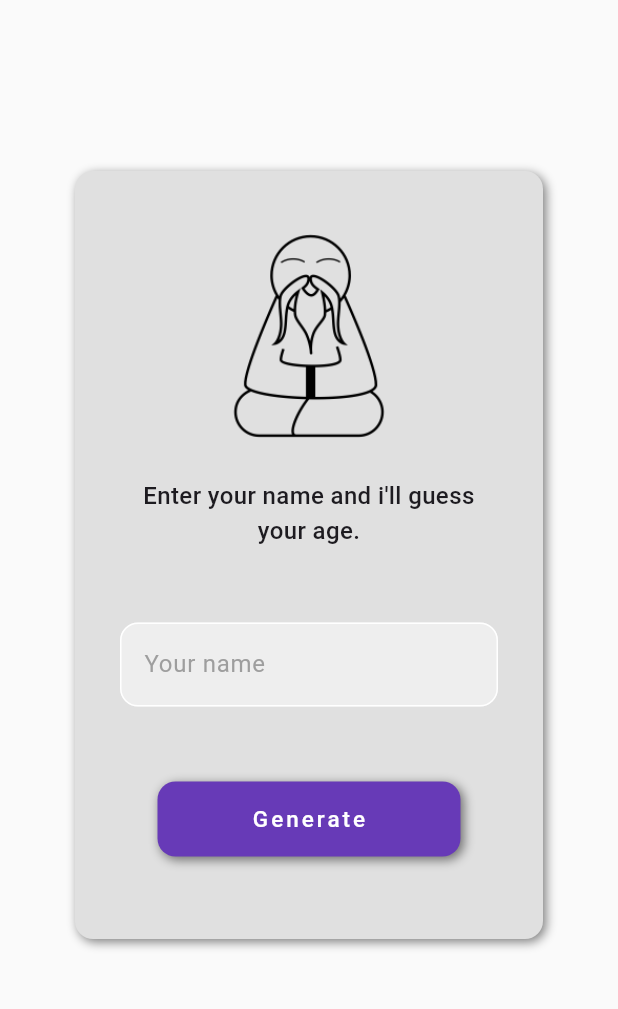
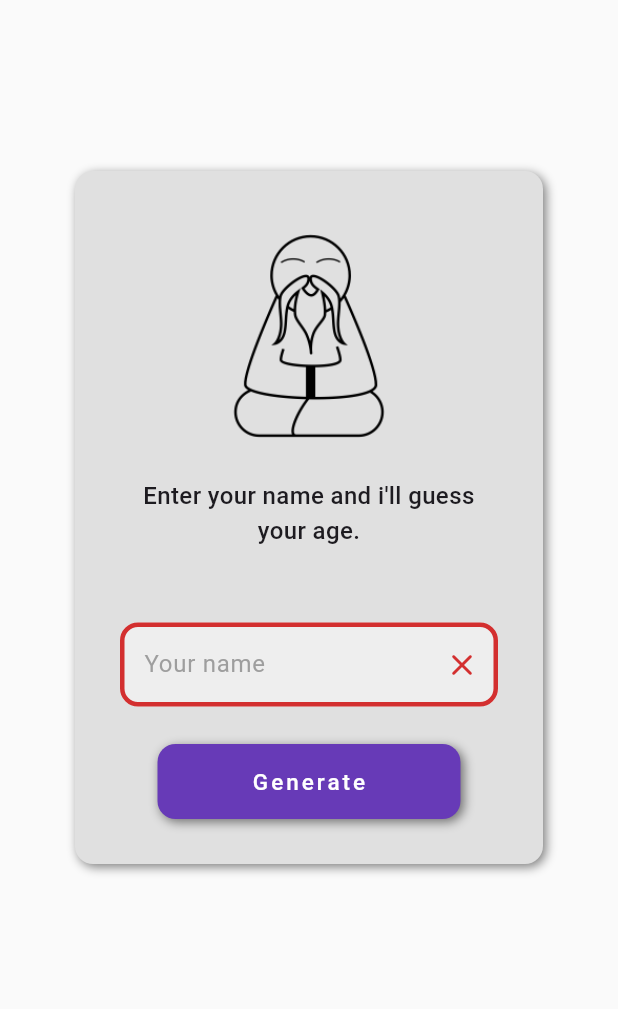
Before and after one commit to LennartKDeveloper/age_guru, a Flutter app: the screen it shows after launch, after a tap on "Generate", on a phone screen of 412 x 824 dp, the part 63-1072 px from its top. Run offline on Flutter 3.47's test engine with Material 3 defaults, Android fonts, the phone set to English and light mode, and no system bars; our stand-ins replace equatable, flutter_animate, flutter_bloc, gap; missing offline and left inert: count_number; network calls fail.

Commit message:
Final Commit

```diff
--- /dev/null
+++ b/lib/input_feature/bloc/input_bloc.dart
@@ -0,0 +1,25 @@
+
+
+import 'package:age_guru/input_feature/repository/guessAgeApi.dart';
+import 'package:flutter_bloc/flutter_bloc.dart';
+
+import 'input_event.dart';
+import 'input_state.dart';
+
+class InputBloc extends Bloc<InputEvent, InputState> {
+  final GuessAgeApi ageApi;
+
+  InputBloc({required this.ageApi}) : super(InputInitial()) {
+    on<NameSubmitted>(_onNameSubmitted);
+  }
+
+  void _onNameSubmitted(NameSubmitted event, Emitter<InputState> emit) async {
+    emit(InputLoading());
+    try {
+      final age = await ageApi.guessAge(name: event.name);
+      emit(InputSuccess(age));
+    } catch (e) {
+      emit (const InputFailure());
+    }
+  }
+}
--- /dev/null
+++ b/lib/input_feature/bloc/input_event.dart
@@ -0,0 +1,19 @@
+// input/bloc/input_event.dart
+
+import 'package:equatable/equatable.dart';
+
+abstract class InputEvent extends Equatable {
+  const InputEvent();
+
+  @override
+  List<Object> get props => [];
+}
+
+class NameSubmitted extends InputEvent {
+  final String name;
+
+  const NameSubmitted(this.name);
+
+  @override
+  List<Object> get props => [name];
+}
--- /dev/null
+++ b/lib/input_feature/bloc/input_state.dart
@@ -0,0 +1,32 @@
+// /bloc/input_state.dart
+
+import 'package:equatable/equatable.dart';
+
+abstract class InputState extends Equatable {
+  const InputState();
+
+  @override
+  List<Object> get props => [];
+}
+
+class InputInitial extends InputState {}
+
+class InputLoading extends InputState {}
+
+class InputSuccess extends InputState {
+  final int age;
+
+  const InputSuccess(this.age);
+
+  @override
+  List<Object> get props => [age];
+}
+
+class InputFailure extends InputState {
+
+
+  const InputFailure();
+
+  @override
+  List<Object> get props => [];
+}
--- a/lib/input_feature/homepage.dart
+++ b/lib/input_feature/homepage.dart
@@ -1,6 +1,10 @@
-import 'package:age_guru/input_feature/guessAgeApi.dart';
+import 'package:age_guru/input_feature/bloc/input_bloc.dart';
+import 'package:age_guru/input_feature/bloc/input_event.dart';
+import 'package:age_guru/input_feature/bloc/input_state.dart';
+import 'package:age_guru/input_feature/repository/guessAgeApi.dart';
 import 'package:age_guru/result_feature/resultpage.dart';
 import 'package:flutter/material.dart';
+import 'package:flutter_bloc/flutter_bloc.dart';
 import 'package:gap/gap.dart';
 
 class HomePage extends StatelessWidget {
@@ -14,27 +18,6 @@ class HomePage extends StatelessWidget {
   @override
   Widget build(BuildContext context) {
   final nameController = TextEditingController();
-  bool inputError=false;
-
-  Future buttonPressed(context,)async{
-    if(nameController.text!=""){
-  int age;
-  // show loading circle
-    showDialog(
-      context: context,
-      builder: (context) {
-        return Center(
-          child: CircularProgressIndicator(color: Theme.of(context).primaryColor, strokeWidth: 8,),
-        );
-      },
-    );
-  age = await GuessAgeApi().guessAge(name: nameController.text);
-  Navigator.pop(context);
-  Navigator.of(context).push(MaterialPageRoute(builder: (context) => ResultPage(title: "Result          ", age: age )));
-    }
-    else {inputError=true;}
-  }
-
 
     final List <BoxShadow> myBoxShadow = [
                 BoxShadow(
@@ -51,7 +34,9 @@ class HomePage extends StatelessWidget {
                 ),
               ];
 
-    return Scaffold(
+    return BlocProvider(
+      create: (context) => InputBloc(ageApi: GuessAgeApi()),
+      child: Scaffold(
         backgroundColor: Theme.of(context).scaffoldBackgroundColor,
 
         appBar: AppBar(
@@ -65,7 +50,8 @@ class HomePage extends StatelessWidget {
 
 
         body: ListView(
-        children: [Center(
+          children: [
+            Center(
             child:  Padding(
               padding: const EdgeInsets.only(left: 50, right: 50, top: 100, bottom: 100),
               child: Container(
@@ -92,31 +78,49 @@ class HomePage extends StatelessWidget {
 
                         const Gap(50),
 
-                     TextField(
+                        BlocBuilder<InputBloc, InputState>(
+                         builder: (context, state) {
+                            return TextField(
 
                                controller: nameController,
                                style: TextStyle(color: Colors.grey.shade800),
                                decoration: InputDecoration(
-                             suffixIcon: inputError? Icon(Icons.clear_rounded, color: Colors.red.shade700,) :Icon(null),
+                               suffixIcon: state is InputFailure? Icon(Icons.clear_rounded, color: Colors.red.shade700,) :Icon(null),
                                    enabledBorder: OutlineInputBorder(
-                                   borderSide: BorderSide(color: inputError?Colors.red.shade700: Colors.white, width:  inputError?3:1),
+                                     borderSide: BorderSide(color: state is InputFailure?Colors.red.shade700: Colors.white, width:  state is InputFailure?3:1),
                                      borderRadius: BorderRadius.circular(12),
                                    ),
                                    focusedBorder: OutlineInputBorder(
-                                   borderSide: BorderSide(color: inputError?Colors.red.shade700:Colors.grey.shade400),
+                                     borderSide: BorderSide(color: state is InputFailure?Colors.red.shade700:Colors.grey.shade400),
                                       borderRadius: BorderRadius.circular(12),
                                    ),
                                    fillColor: Colors.grey.shade200,
                                    filled: true,
                                    hintText: "Your name",
                                    hintStyle: TextStyle(color: Colors.grey[500])),
+                             );
+                           }
                        ),
 
+                        const Gap(25),
 
-                      const Gap(50),
-
-                      GestureDetector(
-                        onTap:() => buttonPressed(context),
+                        BlocConsumer<InputBloc, InputState>(
+                                      listener: (context, state) {
+                                        if (state is InputSuccess) {
+                                          Navigator.push(
+                                            context,
+                                            MaterialPageRoute(
+                                      builder: (context) => ResultPage(title: "Result          ",age: state.age),
+                                            ),
+                                          );
+                                        }
+                                      },
+                                      builder: (context, state) {
+                                        if (state is InputLoading) {
+                                          return CircularProgressIndicator(color: Theme.of(context).primaryColor, strokeWidth: 8,);
+                                        }
+                                        return  GestureDetector(
+                                                                onTap:() => context.read<InputBloc>().add(NameSubmitted(nameController.text)),
                                                                 child: Padding(
                                                                   padding: const EdgeInsets.only(left: 25, right: 25),
                                                                   child: Container(
@@ -126,12 +130,13 @@ class HomePage extends StatelessWidget {
                                                                       boxShadow: myBoxShadow,
                                                                       borderRadius: BorderRadius.circular(12),
                                                                       ),
-                            child: const Center(child: Text("Generate", style: TextStyle(fontWeight: FontWeight.w500, color: Colors.white, fontSize: 15, letterSpacing: 2),)),
+                                                                    child: const  Center(child: Text("Generate", style: TextStyle(fontWeight: FontWeight.w500, color: Colors.white, fontSize: 15, letterSpacing: 2),)),
                                                                   ),
                                                                 ),
+                                        );
+                                      },
                                     ),
 
-                      const Gap(25),
                       ],
                     ),
                   ),
@@ -141,6 +146,7 @@ class HomePage extends StatelessWidget {
 
           ),]
         ),
+      ),
     );
   }
 }
--- a/lib/input_feature/guessAgeApi.dart
+++ b/lib/input_feature/repository/guessAgeApi.dart
@@ -1,4 +1,3 @@
-
 import 'package:flutter/material.dart';
 import 'package:http/http.dart' as http;
 import 'dart:async';
@@ -6,13 +5,13 @@ import 'dart:convert';
 
 
 class GuessAgeApi {
-  final String guessAgeAPIURL = 'https://api.agify.io?name=';
+  final String guessAgeURL = 'https://api.agify.io?name=';
 
   Future<int> guessAge({required String name}) async {
-    String APIURL = guessAgeAPIURL + name;
-    print(APIURL);
+    String finalURL = guessAgeURL + name;
+    print(finalURL);
 
-    var url = Uri.parse(APIURL);
+    var url = Uri.parse(finalURL);
     try {
       var response = await http.get(url);
       var data = jsonDecode(response.body);
--- a/lib/result_feature/resultpage.dart
+++ b/lib/result_feature/resultpage.dart
@@ -139,7 +139,9 @@ class _ResultPageState extends State<ResultPage> {
 
                       const Gap(50),
 
-                      Container(
+                      GestureDetector(
+                        onTap: () => Navigator.pop(context),
+                        child: Container(
                           width: 150,
                           height: 40,
                           decoration: BoxDecoration(
@@ -153,6 +155,7 @@ class _ResultPageState extends State<ResultPage> {
                               Gap(10),
                                Text("Retry", style: TextStyle(fontWeight: FontWeight.bold, color: Theme.of(context).primaryColor, fontSize: 17, letterSpacing: 2),)
                             ],
+                          ),
                         ),
                       ),
 
```
Also changed, not shown: pubspec.yaml (+15 -66 lines), icon/app_icon.png (added), pubspec.lock, 13 other files. Lines whose indentation alone changed are shown as unchanged.
